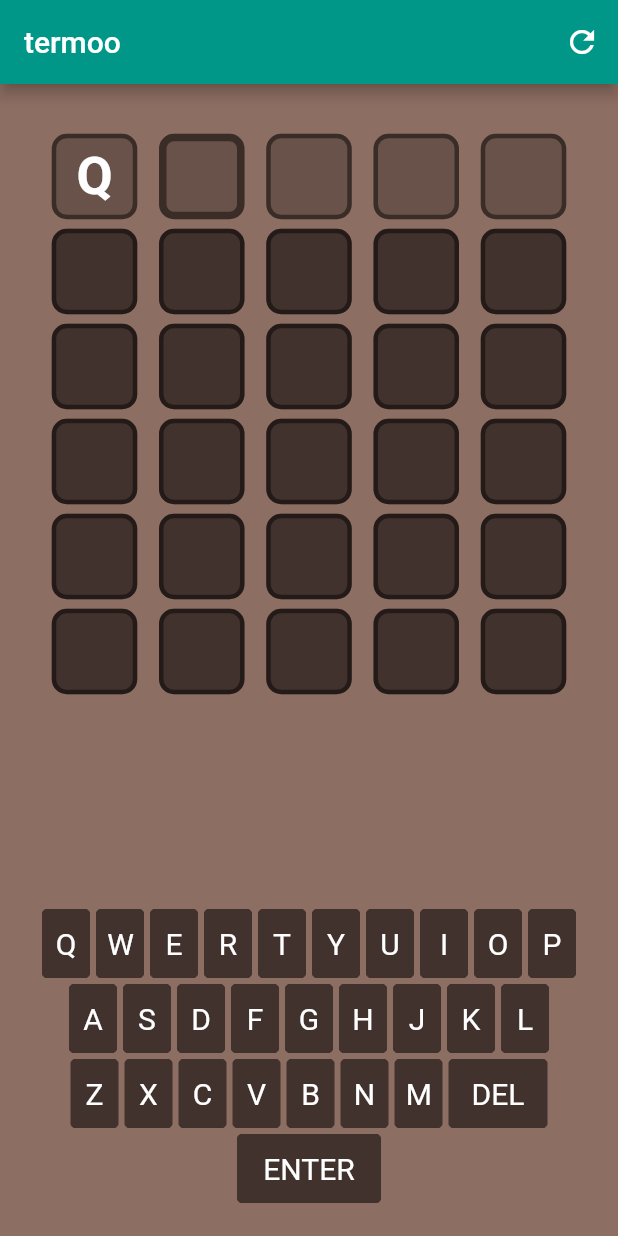
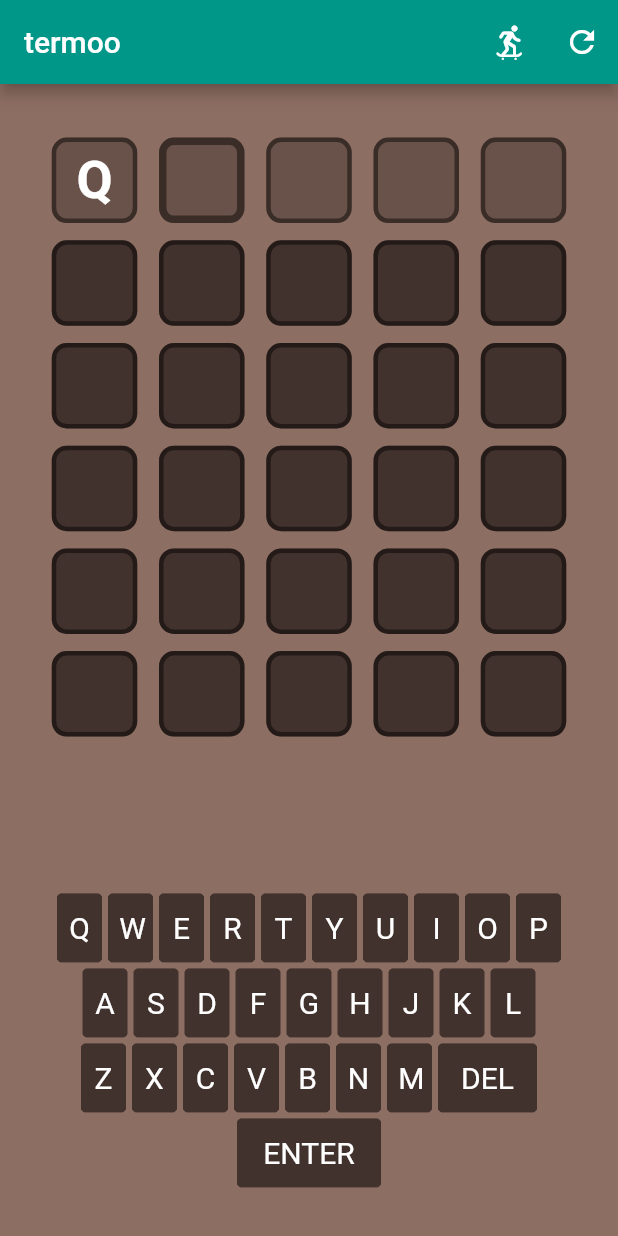
Before and after one commit to edvaldoperreira/termoo, a Flutter app: the screen it shows after launch, after a tap on an icon or button, on a phone screen of 412 x 824 dp. Run offline on Flutter 3.47's test engine with Material 2 defaults, Android fonts, the light colour scheme and no system bars.

Commit message:
solving size issues and add button hardmode

```diff
--- a/lib/components/board.dart
+++ b/lib/components/board.dart
@@ -44,8 +44,7 @@ class Board extends StatelessWidget {
     return Container(
         margin: const EdgeInsets.only(top: 10),
         alignment: Alignment.center,
-        height: 400,
-        padding: const EdgeInsets.all(10),
+        padding: const EdgeInsets.all(20),
         width: double.infinity,
         child: Column(children: [
           Expanded(
--- a/lib/components/endgame.dart
+++ b/lib/components/endgame.dart
@@ -20,7 +20,7 @@ class EndGame extends StatelessWidget {
               padding: const EdgeInsets.all(10),
               color: Theme.of(context).primaryColor,
               child: const Text(
-                "Congratulations, you won!",
+                "Parabéns! Você ganhou!",
                 style: TextStyle(
                   fontSize: 20,
                   color: Colors.white,
@@ -31,10 +31,6 @@ class EndGame extends StatelessWidget {
         if (provider.finalGame && !provider.victory)
           Row(
             children: [
-              const Icon(
-                Icons.sentiment_very_dissatisfied_outlined,
-                color: Colors.white,
-              ),
               ClipRRect(
                 borderRadius: BorderRadius.circular(20),
                 child: Container(
--- a/lib/components/keyboard.dart
+++ b/lib/components/keyboard.dart
@@ -52,7 +52,7 @@ class Keyboard extends StatelessWidget {
                 ? 70
                 : key == "ENTER"
                     ? 100
-                    : 36,
+                    : 34,
             child: ClipRRect(
               borderRadius: BorderRadius.circular(10),
               child: Padding(
@@ -86,8 +86,6 @@ class Keyboard extends StatelessWidget {
       if (letters[i] == "M") {
         keyboard.add(addTecla(ctx, "DEL"));
       }
-      //if (letters[i] == "M") {
-      //}
     }
     if (letters.isEmpty) keyboard.add(addTecla(ctx, "ENTER"));
     return keyboard;
--- a/lib/main.dart
+++ b/lib/main.dart
@@ -48,35 +48,48 @@ class _MyHomePageState extends State<MyHomePage> {
   Widget build(BuildContext context) {
     final Word provider = Provider.of<Word>(context);
 
-    return Scaffold(
-      appBar: AppBar(
+    var appBar = AppBar(
       title: Text(widget.title),
       actions: [
+        IconButton(
+          icon: const Icon(Icons.skateboarding_rounded),
+          onPressed: () => provider.harModeSwitch(),
+        ),
         IconButton(
           icon: const Icon(Icons.refresh),
           onPressed: () => provider.startGame(),
         ),
       ],
+    );
+
+    final availableHeight = MediaQuery.of(context).size.height -
+        appBar.preferredSize.height -
+        MediaQuery.of(context).padding.top;
+
+    return Scaffold(
+      appBar: appBar,
+      body: Column(
+        children: [
+          SizedBox(
+            height: availableHeight * 0.60,
+            child: const Board(),
           ),
-      body: Container(
-        padding:
-            const EdgeInsets.only(top: 10, right: 10, left: 10, bottom: 20),
-        child: Column(
-          children: [
-            const Board(),
-            const Spacer(),
-            const EndGame(),
-            const Spacer(),
-            Center(
+          SizedBox(
+            height: availableHeight * 0.10,
+            child: const EndGame(),
+          ),
+          SizedBox(
+            height: availableHeight * 0.30,
+            child: Center(
               child: Row(
                 mainAxisAlignment: MainAxisAlignment.center,
-                children: [
+                children: const [
                   Keyboard(),
                 ],
               ),
             ),
+          ),
         ],
-        ),
       ),
     );
   }
--- a/lib/providers/word.dart
+++ b/lib/providers/word.dart
@@ -13,6 +13,7 @@ class Word with ChangeNotifier {
   bool finalGame = false;
   bool victory = false;
   bool notValidWord = false;
+  bool hardMode = false;
   Map<int, Map<int, String>> blueLetters = {};
   Map<int, Map<int, String>> yellowLetters = {};
   List<String> wrongLetters = [];
@@ -25,6 +26,10 @@ class Word with ChangeNotifier {
 
   String get wordDayOriginal {
     return _wordDay;
+  }
+
+  harModeSwitch() {
+    hardMode = !hardMode;
   }
 
   setPosition(int line, int position) {
```
Lines whose indentation alone changed are shown as unchanged.
